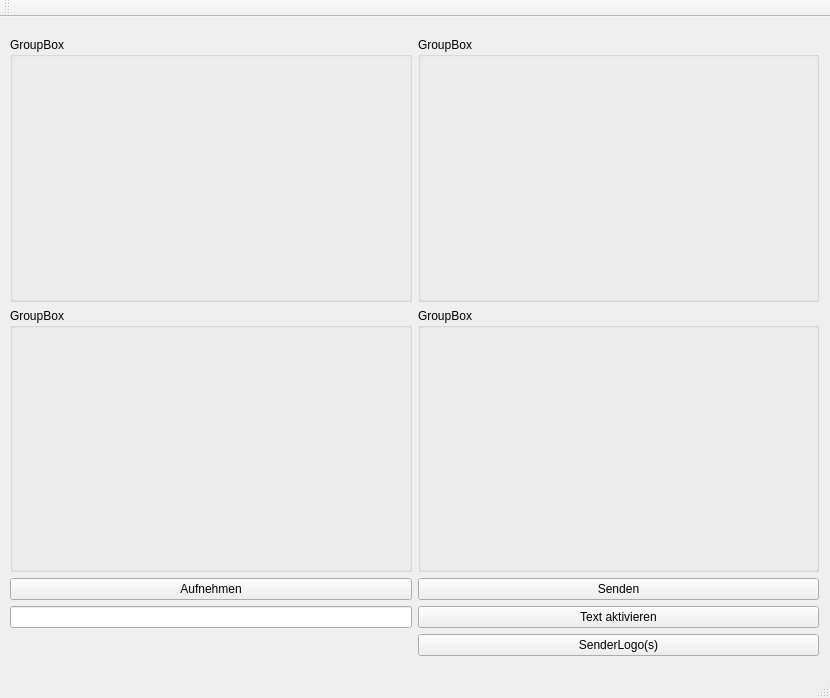
Before: the Qt Designer form mainwindow.ui in kripton/jukuzregie, drawn with Qt 5.
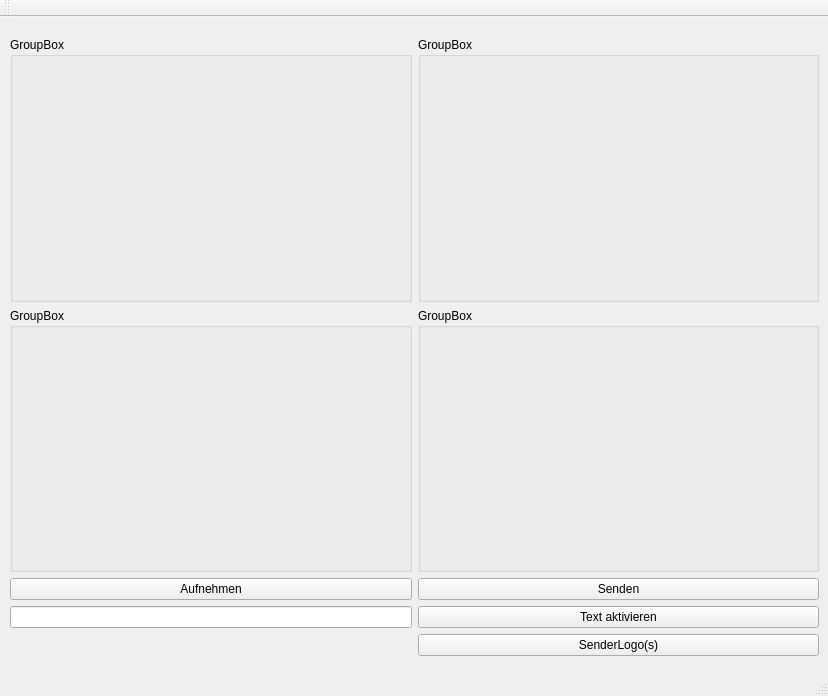
After: the same form once the commit is applied. Custom widgets are drawn as their Qt base class.

Commit message: - Add possibility to fade to one source (fading out the others) and connect it to the R button on the nanoKONTROL

Patch:
```diff
--- a/mainwindow.ui
+++ b/mainwindow.ui
@@ -6,8 +6,8 @@
    <rect>
     <x>0</x>
     <y>0</y>
-    <width>830</width>
-    <height>698</height>
+    <width>828</width>
+    <height>696</height>
    </rect>
   </property>
   <property name="windowTitle">
```
Left out of the diff: 2 changed lines with no effect on the pictures. The commit also changes 5 other files.
